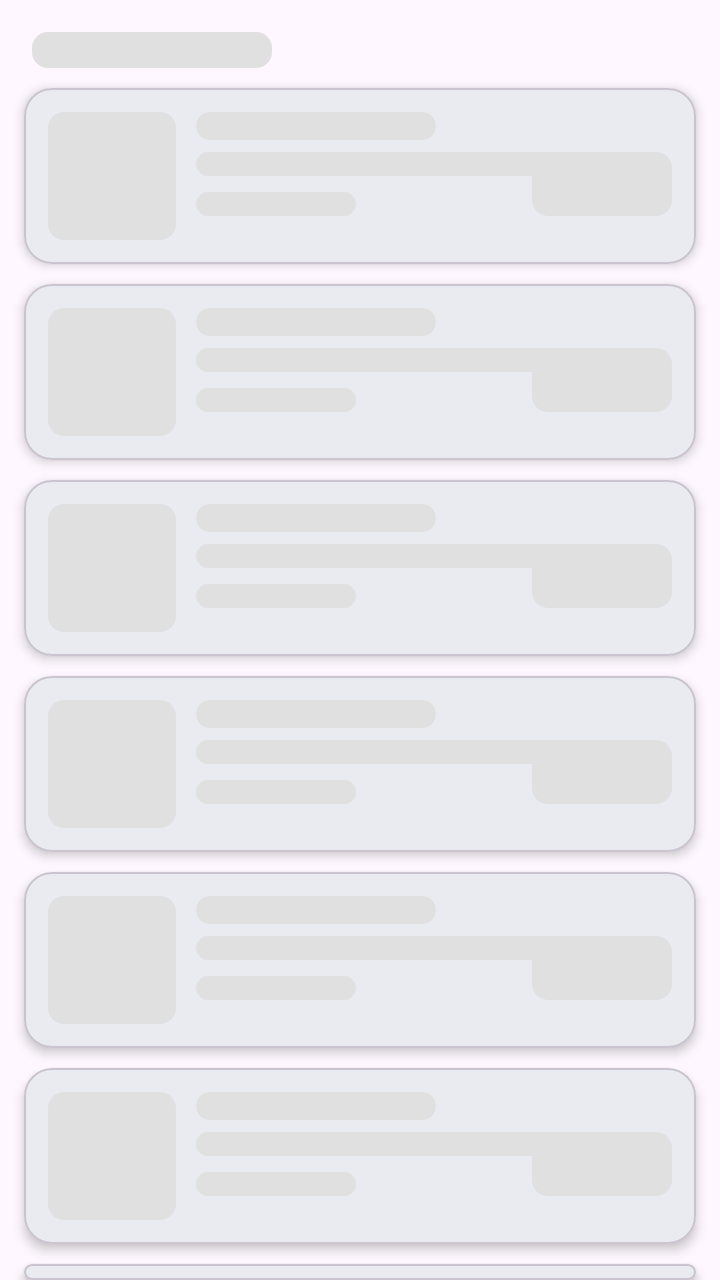
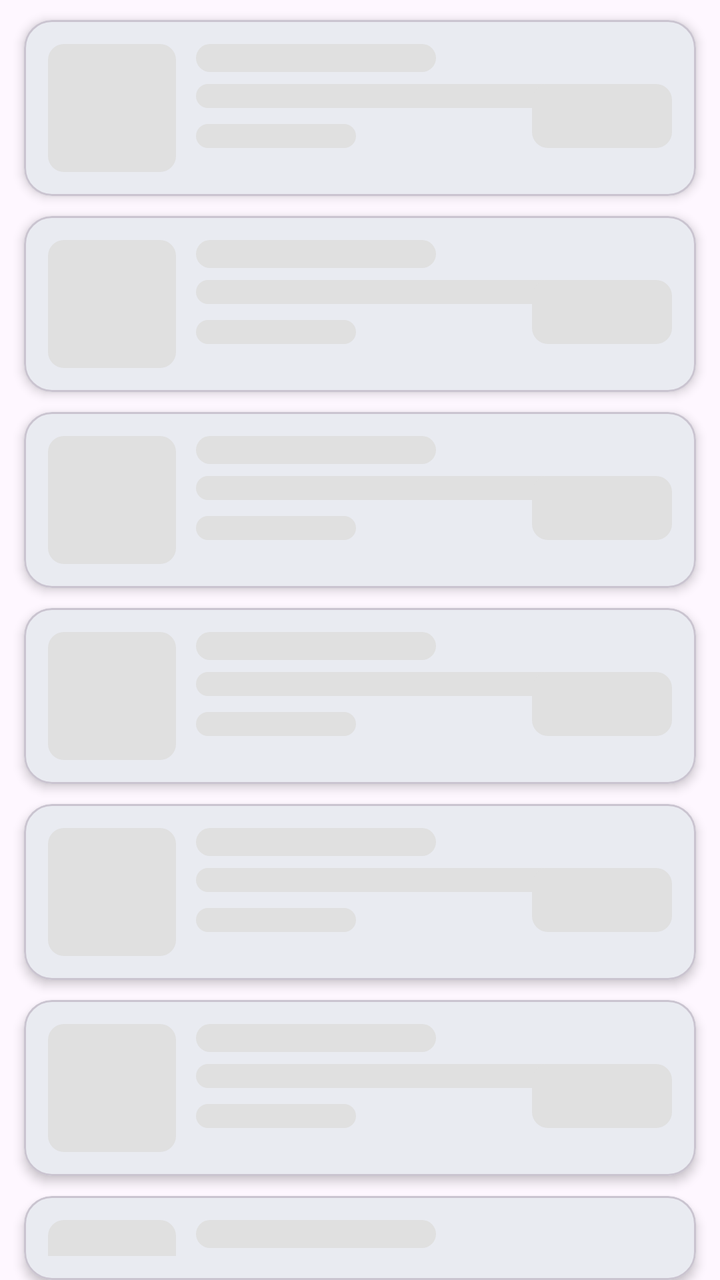

Compare the two renders of this Android layout. The source of the first and the diff that turns it into the second are given below.
<!-- AndroidManifest.xml: application theme Theme.TheKaincheeUser -->
<!-- res/layout/item_service_shimmer_list.xml -->
<?xml version="1.0" encoding="utf-8"?>
<LinearLayout
    xmlns:android="http://schemas.android.com/apk/res/android"
    xmlns:app="http://schemas.android.com/apk/res-auto"
    android:layout_width="match_parent"
    android:layout_height="wrap_content"
    android:orientation="vertical">
    <View
        android:layout_width="120dp"
        android:layout_height="18dp"
        android:layout_marginStart="16dp"
        android:layout_marginTop="16dp"
        android:background="@drawable/shimmer_bg"/>

    <com.google.android.material.card.MaterialCardView
        android:layout_width="match_parent"
        android:layout_height="wrap_content"
        android:layout_marginHorizontal="12dp"
        android:layout_marginTop="10dp"
        app:cardCornerRadius="14dp"
        app:cardElevation="3dp">

        <androidx.constraintlayout.widget.ConstraintLayout
            android:layout_width="match_parent"
            android:layout_height="wrap_content"
            android:padding="12dp">

            
            <View
                android:id="@+id/fakeImage"
                android:layout_width="64dp"
                android:layout_height="64dp"
                android:background="@drawable/shimmer_bg"
                app:layout_constraintStart_toStartOf="parent"
                app:layout_constraintTop_toTopOf="parent"/>

            
            <View
                android:id="@+id/fakeName"
                android:layout_width="120dp"
                android:layout_height="14dp"
                android:background="@drawable/shimmer_bg"
                android:layout_marginStart="10dp"
                app:layout_constraintStart_toEndOf="@id/fakeImage"
                app:layout_constraintTop_toTopOf="@id/fakeImage"/>

            
            <View
                android:id="@+id/fakeInfo"
                android:layout_width="180dp"
                android:layout_height="12dp"
                android:layout_marginTop="6dp"
                android:background="@drawable/shimmer_bg"
                app:layout_constraintStart_toStartOf="@id/fakeName"
                app:layout_constraintTop_toBottomOf="@id/fakeName"/>

            
            <View
                android:id="@+id/fakePrice"
                android:layout_width="80dp"
                android:layout_height="12dp"
                android:layout_marginTop="8dp"
                android:background="@drawable/shimmer_bg"
                app:layout_constraintStart_toStartOf="@id/fakeName"
                app:layout_constraintTop_toBottomOf="@id/fakeInfo"/>

            
            <View
                android:layout_width="70dp"
                android:layout_height="32dp"
                android:background="@drawable/shimmer_bg"
                app:layout_constraintEnd_toEndOf="parent"
                app:layout_constraintBottom_toBottomOf="@id/fakePrice"/>

        </androidx.constraintlayout.widget.ConstraintLayout>

    </com.google.android.material.card.MaterialCardView>

    <com.google.android.material.card.MaterialCardView
        android:layout_width="match_parent"
        android:layout_height="wrap_content"
        android:layout_marginHorizontal="12dp"
        android:layout_marginTop="10dp"
        app:cardCornerRadius="14dp"
        app:cardElevation="3dp">

        <androidx.constraintlayout.widget.ConstraintLayout
            android:layout_width="match_parent"
            android:layout_height="wrap_content"
            android:padding="12dp">

            
            <View
                android:id="@+id/fakeImage2"
                android:layout_width="64dp"
                android:layout_height="64dp"
                android:background="@drawable/shimmer_bg"
                app:layout_constraintStart_toStartOf="parent"
                app:layout_constraintTop_toTopOf="parent"/>

            
            <View
                android:id="@+id/fakeName2"
                android:layout_width="120dp"
                android:layout_height="14dp"
                android:background="@drawable/shimmer_bg"
                android:layout_marginStart="10dp"
                app:layout_constraintStart_toEndOf="@id/fakeImage2"
                app:layout_constraintTop_toTopOf="@id/fakeImage2"/>

            
            <View
                android:id="@+id/fakeInfo2"
                android:layout_width="180dp"
                android:layout_height="12dp"
                android:layout_marginTop="6dp"
                android:background="@drawable/shimmer_bg"
                app:layout_constraintStart_toStartOf="@id/fakeName2"
                app:layout_constraintTop_toBottomOf="@id/fakeName2"/>

            
            <View
                android:id="@+id/fakePrice2"
                android:layout_width="80dp"
                android:layout_height="12dp"
                android:layout_marginTop="8dp"
                android:background="@drawable/shimmer_bg"
                app:layout_constraintStart_toStartOf="@id/fakeName2"
                app:layout_constraintTop_toBottomOf="@id/fakeInfo2"/>

            
            <View
                android:layout_width="70dp"
                android:layout_height="32dp"
                android:background="@drawable/shimmer_bg"
                app:layout_constraintEnd_toEndOf="parent"
                app:layout_constraintBottom_toBottomOf="@id/fakePrice2"/>

        </androidx.constraintlayout.widget.ConstraintLayout>

    </com.google.android.material.card.MaterialCardView>
    <com.google.android.material.card.MaterialCardView
        android:layout_width="match_parent"
        android:layout_height="wrap_content"
        android:layout_marginHorizontal="12dp"
        android:layout_marginTop="10dp"
        app:cardCornerRadius="14dp"
        app:cardElevation="3dp">

        <androidx.constraintlayout.widget.ConstraintLayout
            android:layout_width="match_parent"
            android:layout_height="wrap_content"
            android:padding="12dp">

            
            <View
                android:id="@+id/fakeImage3"
                android:layout_width="64dp"
                android:layout_height="64dp"
                android:background="@drawable/shimmer_bg"
                app:layout_constraintStart_toStartOf="parent"
                app:layout_constraintTop_toTopOf="parent"/>

            
            <View
                android:id="@+id/fakeName3"
                android:layout_width="120dp"
                android:layout_height="14dp"
                android:background="@drawable/shimmer_bg"
                android:layout_marginStart="10dp"
                app:layout_constraintStart_toEndOf="@id/fakeImage3"
                app:layout_constraintTop_toTopOf="@id/fakeImage3"/>

            
            <View
                android:id="@+id/fakeInfo3"
                android:layout_width="180dp"
                android:layout_height="12dp"
                android:layout_marginTop="6dp"
                android:background="@drawable/shimmer_bg"
                app:layout_constraintStart_toStartOf="@id/fakeName3"
                app:layout_constraintTop_toBottomOf="@id/fakeName3"/>

            
            <View
                android:id="@+id/fakePrice3"
                android:layout_width="80dp"
                android:layout_height="12dp"
                android:layout_marginTop="8dp"
                android:background="@drawable/shimmer_bg"
                app:layout_constraintStart_toStartOf="@id/fakeName3"
                app:layout_constraintTop_toBottomOf="@id/fakeInfo3"/>

            
            <View
                android:layout_width="70dp"
                android:layout_height="32dp"
                android:background="@drawable/shimmer_bg"
                app:layout_constraintEnd_toEndOf="parent"
                app:layout_constraintBottom_toBottomOf="@id/fakePrice3"/>

        </androidx.constraintlayout.widget.ConstraintLayout>

    </com.google.android.material.card.MaterialCardView>

    <com.google.android.material.card.MaterialCardView
        android:layout_width="match_parent"
        android:layout_height="wrap_content"
        android:layout_marginHorizontal="12dp"
        android:layout_marginTop="10dp"
        app:cardCornerRadius="14dp"
        app:cardElevation="3dp">

        <androidx.constraintlayout.widget.ConstraintLayout
            android:layout_width="match_parent"
            android:layout_height="wrap_content"
            android:padding="12dp">

            
            <View
                android:id="@+id/fakeImage4"
                android:layout_width="64dp"
                android:layout_height="64dp"
                android:background="@drawable/shimmer_bg"
                app:layout_constraintStart_toStartOf="parent"
                app:layout_constraintTop_toTopOf="parent"/>

            
            <View
                android:id="@+id/fakeName4"
                android:layout_width="120dp"
                android:layout_height="14dp"
                android:background="@drawable/shimmer_bg"
                android:layout_marginStart="10dp"
                app:layout_constraintStart_toEndOf="@id/fakeImage4"
                app:layout_constraintTop_toTopOf="@id/fakeImage4"/>

            
            <View
                android:id="@+id/fakeInfo4"
                android:layout_width="180dp"
                android:layout_height="12dp"
                android:layout_marginTop="6dp"
                android:background="@drawable/shimmer_bg"
                app:layout_constraintStart_toStartOf="@id/fakeName4"
                app:layout_constraintTop_toBottomOf="@id/fakeName4"/>

            
            <View
                android:id="@+id/fakePrice4"
                android:layout_width="80dp"
                android:layout_height="12dp"
                android:layout_marginTop="8dp"
                android:background="@drawable/shimmer_bg"
                app:layout_constraintStart_toStartOf="@id/fakeName4"
                app:layout_constraintTop_toBottomOf="@id/fakeInfo4"/>

            
            <View
                android:layout_width="70dp"
                android:layout_height="32dp"
                android:background="@drawable/shimmer_bg"
                app:layout_constraintEnd_toEndOf="parent"
                app:layout_constraintBottom_toBottomOf="@id/fakePrice4"/>

        </androidx.constraintlayout.widget.ConstraintLayout>

    </com.google.android.material.card.MaterialCardView>

    <com.google.android.material.card.MaterialCardView
        android:layout_width="match_parent"
        android:layout_height="wrap_content"
        android:layout_marginHorizontal="12dp"
        android:layout_marginTop="10dp"
        app:cardCornerRadius="14dp"
        app:cardElevation="3dp">

        <androidx.constraintlayout.widget.ConstraintLayout
            android:layout_width="match_parent"
            android:layout_height="wrap_content"
            android:padding="12dp">

            
            <View
                android:id="@+id/fakeImage5"
                android:layout_width="64dp"
                android:layout_height="64dp"
                android:background="@drawable/shimmer_bg"
                app:layout_constraintStart_toStartOf="parent"
                app:layout_constraintTop_toTopOf="parent"/>

            
            <View
                android:id="@+id/fakeName5"
                android:layout_width="120dp"
                android:layout_height="14dp"
                android:background="@drawable/shimmer_bg"
                android:layout_marginStart="10dp"
                app:layout_constraintStart_toEndOf="@id/fakeImage5"
                app:layout_constraintTop_toTopOf="@id/fakeImage5"/>

            
            <View
                android:id="@+id/fakeInfo5"
                android:layout_width="180dp"
                android:layout_height="12dp"
                android:layout_marginTop="6dp"
                android:background="@drawable/shimmer_bg"
                app:layout_constraintStart_toStartOf="@id/fakeName5"
                app:layout_constraintTop_toBottomOf="@id/fakeName5"/>

            
            <View
                android:id="@+id/fakePrice5"
                android:layout_width="80dp"
                android:layout_height="12dp"
                android:layout_marginTop="8dp"
                android:background="@drawable/shimmer_bg"
                app:layout_constraintStart_toStartOf="@id/fakeName5"
                app:layout_constraintTop_toBottomOf="@id/fakeInfo5"/>

            
            <View
                android:layout_width="70dp"
                android:layout_height="32dp"
                android:background="@drawable/shimmer_bg"
                app:layout_constraintEnd_toEndOf="parent"
                app:layout_constraintBottom_toBottomOf="@id/fakePrice5"/>

        </androidx.constraintlayout.widget.ConstraintLayout>

    </com.google.android.material.card.MaterialCardView>
    <com.google.android.material.card.MaterialCardView
        android:layout_width="match_parent"
        android:layout_height="wrap_content"
        android:layout_marginHorizontal="12dp"
        android:layout_marginTop="10dp"
        app:cardCornerRadius="14dp"
        app:cardElevation="3dp">

        <androidx.constraintlayout.widget.ConstraintLayout
            android:layout_width="match_parent"
            android:layout_height="wrap_content"
            android:padding="12dp">

            
            <View
                android:id="@+id/fakeImage6"
                android:layout_width="64dp"
                android:layout_height="64dp"
                android:background="@drawable/shimmer_bg"
                app:layout_constraintStart_toStartOf="parent"
                app:layout_constraintTop_toTopOf="parent"/>

            
            <View
                android:id="@+id/fakeName6"
                android:layout_width="120dp"
                android:layout_height="14dp"
                android:background="@drawable/shimmer_bg"
                android:layout_marginStart="10dp"
                app:layout_constraintStart_toEndOf="@id/fakeImage6"
                app:layout_constraintTop_toTopOf="@id/fakeImage6"/>

            
            <View
                android:id="@+id/fakeInfo6"
                android:layout_width="180dp"
                android:layout_height="12dp"
                android:layout_marginTop="6dp"
                android:background="@drawable/shimmer_bg"
                app:layout_constraintStart_toStartOf="@id/fakeName6"
                app:layout_constraintTop_toBottomOf="@id/fakeName6"/>

            
            <View
                android:id="@+id/fakePrice6"
                android:layout_width="80dp"
                android:layout_height="12dp"
                android:layout_marginTop="8dp"
                android:background="@drawable/shimmer_bg"
                app:layout_constraintStart_toStartOf="@id/fakeName6"
                app:layout_constraintTop_toBottomOf="@id/fakeInfo6"/>

            
            <View
                android:layout_width="70dp"
                android:layout_height="32dp"
                android:background="@drawable/shimmer_bg"
                app:layout_constraintEnd_toEndOf="parent"
                app:layout_constraintBottom_toBottomOf="@id/fakePrice6"/>

        </androidx.constraintlayout.widget.ConstraintLayout>

    </com.google.android.material.card.MaterialCardView>
    <com.google.android.material.card.MaterialCardView
        android:layout_width="match_parent"
        android:layout_height="wrap_content"
        android:layout_marginHorizontal="12dp"
        android:layout_marginTop="10dp"
        app:cardCornerRadius="14dp"
        app:cardElevation="3dp">

        <androidx.constraintlayout.widget.ConstraintLayout
            android:layout_width="match_parent"
            android:layout_height="wrap_content"
            android:padding="12dp">

            
            <View
                android:id="@+id/fakeImage7"
                android:layout_width="64dp"
                android:layout_height="64dp"
                android:background="@drawable/shimmer_bg"
                app:layout_constraintStart_toStartOf="parent"
                app:layout_constraintTop_toTopOf="parent"/>

            
            <View
                android:id="@+id/fakeName7"
                android:layout_width="120dp"
                android:layout_height="14dp"
                android:background="@drawable/shimmer_bg"
                android:layout_marginStart="10dp"
                app:layout_constraintStart_toEndOf="@id/fakeImage7"
                app:layout_constraintTop_toTopOf="@id/fakeImage7"/>

            
            <View
                android:id="@+id/fakeInfo7"
                android:layout_width="180dp"
                android:layout_height="12dp"
                android:layout_marginTop="6dp"
                android:background="@drawable/shimmer_bg"
                app:layout_constraintStart_toStartOf="@id/fakeName7"
                app:layout_constraintTop_toBottomOf="@id/fakeName7"/>

            
            <View
                android:id="@+id/fakePrice7"
                android:layout_width="80dp"
                android:layout_height="12dp"
                android:layout_marginTop="8dp"
                android:background="@drawable/shimmer_bg"
                app:layout_constraintStart_toStartOf="@id/fakeName7"
                app:layout_constraintTop_toBottomOf="@id/fakeInfo7"/>

            
            <View
                android:layout_width="70dp"
                android:layout_height="32dp"
                android:background="@drawable/shimmer_bg"
                app:layout_constraintEnd_toEndOf="parent"
                app:layout_constraintBottom_toBottomOf="@id/fakePrice7"/>

        </androidx.constraintlayout.widget.ConstraintLayout>

    </com.google.android.material.card.MaterialCardView>


</LinearLayout>
<!-- resources referenced by this layout -->
<resources>
  <!-- drawable shimmer_bg (drawable) -->
  <?xml version="1.0" encoding="utf-8"?>
  <shape xmlns:android="http://schemas.android.com/apk/res/android">
      <solid android:color="#E0E0E0"/>
      <corners android:radius="8dp"/>
  </shape>
  <style name="Theme.TheKaincheeUser" parent="Base.Theme.TheKaincheeUser" />
  <style name="Base.Theme.TheKaincheeUser" parent="Theme.Material3.DayNight.NoActionBar">
          
          
          <item name="colorPrimary">@color/primaryColor</item>
      </style>
  <color name="primaryColor">#00695C</color>
</resources>

<!-- the commit's change to res/layout/item_service_shimmer_list.xml (unified diff, before → after) -->
@@ -5,12 +5,7 @@
     android:layout_width="match_parent"
     android:layout_height="wrap_content"
     android:orientation="vertical">
-    <View
-        android:layout_width="120dp"
-        android:layout_height="18dp"
-        android:layout_marginStart="16dp"
-        android:layout_marginTop="16dp"
-        android:background="@drawable/shimmer_bg"/>
+
 
     <com.google.android.material.card.MaterialCardView
         android:layout_width="match_parent"
